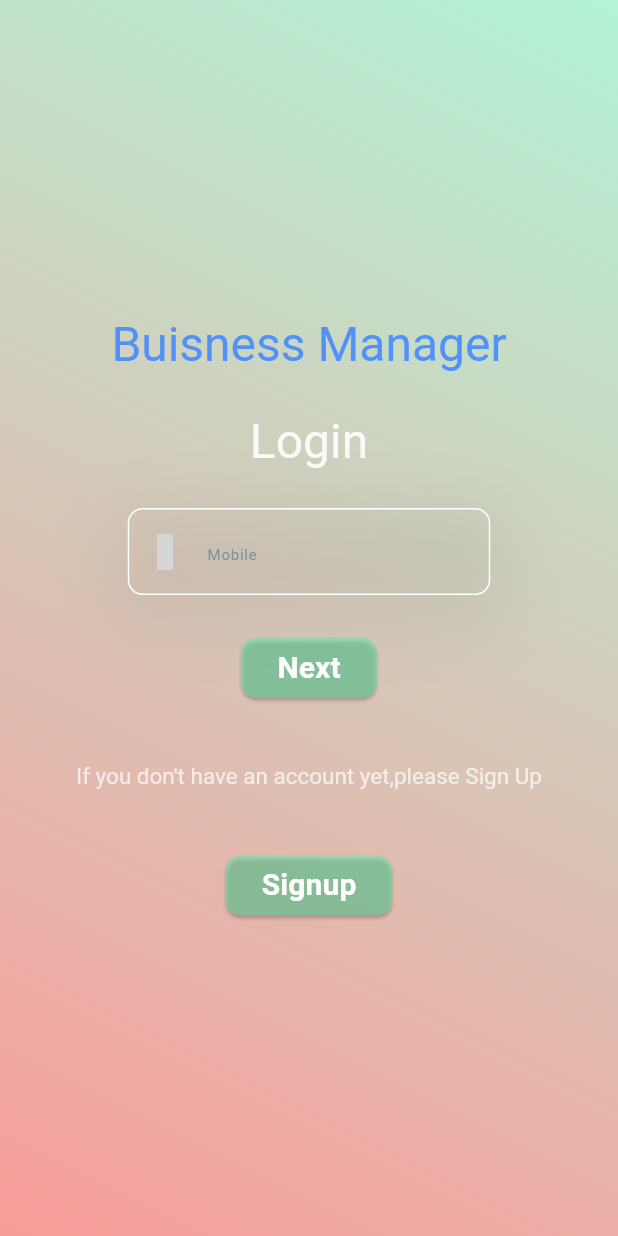
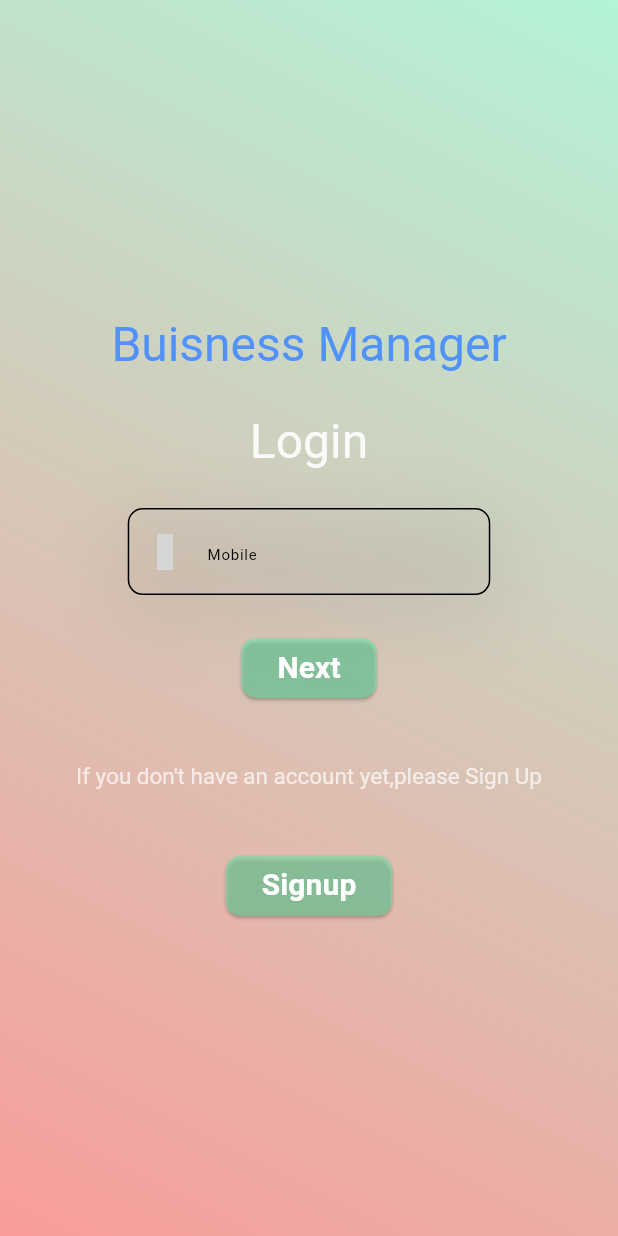
Before and after one commit to AAShayon/Buisness-Manager, a Flutter app: the screen it shows after launch, on a phone screen of 412 x 824 dp. Run offline on Flutter 3.47's test engine with Material 3 defaults, Android fonts, the phone set to English and light mode, and no system bars; our stand-ins replace dio, flutter_otp_text_field, flutter_screenutil, iconsax, shared_preferences; missing offline and left inert: dart:ffi; accounts and stored records are empty; grey boxes are pictures that could not be loaded.

Commit message:
update---custom_text_from_filed.dart

```diff
--- a/lib/view/widget/custom_text_from_filed.dart
+++ b/lib/view/widget/custom_text_from_filed.dart
@@ -38,7 +38,7 @@ class CustomTextFormField extends StatelessWidget {
                 10,
               ),
             ),
-            border: Border.all(color: Colors.white)
+            border: Border.all(color: Colors.black)
           ),
           child: TextFormField(
             controller: controller,
@@ -54,12 +54,7 @@ class CustomTextFormField extends StatelessWidget {
               border: const OutlineInputBorder(borderSide: BorderSide.none),
               hintStyle: const TextStyle(
                 fontSize: 10,
-                color: Color.fromRGBO(
-                  131,
-                  143,
-                  160,
-                  100,
-                ),
+                color: Colors.black,
               ),
               hintText: hintText,
             ),
```
